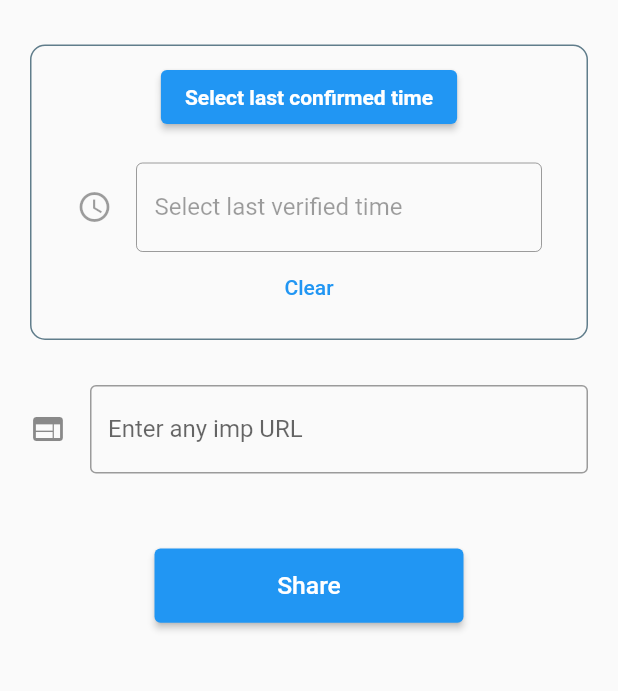
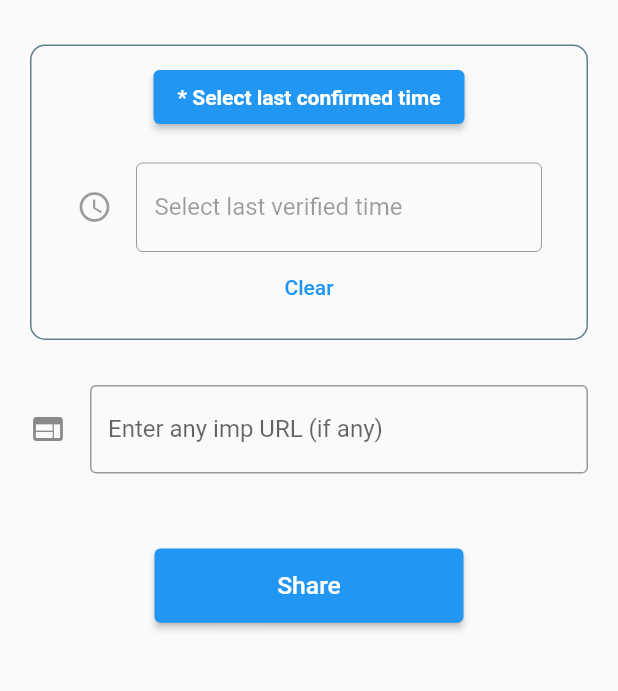
Before and after one commit to ayushgupta87/india_covid_leads_frontend, a Flutter app: the ServiceProviderDetails screen opened directly with empty values, scrolled down 686 dp, on a phone screen of 412 x 824 dp, the part 164-855 px from its top. Run offline on Flutter 3.47's test engine with Material 2 defaults, Android fonts, the light colour scheme and no system bars; our stand-ins replace flutter_datetime_picker, flutter_spinkit, flutter_switch, fluttertoast, font_awesome_flutter, modal_progress_hud and 2 more; missing offline and left inert: dropdownfield; accounts and stored records are empty; network calls fail.

Commit message:
Basic Edits For UI

```diff
--- a/lib/main.dart
+++ b/lib/main.dart
@@ -292,7 +292,8 @@ class _HomePageState extends State<HomePage> {
                 height: MediaQuery.of(context).size.width * 0.05,
               ),
               Text(
-                'Join Us as a Volunteer or Login',
+                'Join Us as a Volunteer or Login to post leads',
+                textAlign: TextAlign.center,
                 style: TextStyle(
                     fontSize: MediaQuery.of(context).size.width * 0.05,
                     fontWeight: FontWeight.bold),
--- a/lib/reusable_widget/reuseablewidget.dart
+++ b/lib/reusable_widget/reuseablewidget.dart
@@ -26,7 +26,7 @@ Widget KbuildDropDown(TextEditingController dropdownController,
     padding: const EdgeInsets.only(right: 20, left: 20, top: 20),
     child: DropDownField(
       controller: dropdownController,
-      hintText: labelText,
+      hintText: '* $labelText',
       enabled: true,
       items: list,
       icon: icon,
--- a/lib/screens/enter_service_provider_details.dart
+++ b/lib/screens/enter_service_provider_details.dart
@@ -206,14 +206,14 @@ class _ServiceProviderDetailsState extends State<ServiceProviderDetails> {
                   category, 'Select Service', service, Icon(Icons.category)),
               KbuildTextBox(
                   provider_contact,
-                  'Enter service provider contact number',
+                  '* Enter service provider contact number',
                   Icon(Icons.phone),
                   1,
                   TextInputType.number,
                   false),
-              KbuildTextBox(provider_name, 'Enter service provider name',
+              KbuildTextBox(provider_name, '* Enter service provider name',
                   Icon(Icons.person), 1, TextInputType.name, false),
-              KbuildTextBox(qty, 'Enter count if any',
+              KbuildTextBox(qty, 'Enter count (if any)',
                   Icon(Icons.question_answer), 1, TextInputType.number, false),
               Padding(
                 padding:
@@ -263,7 +263,7 @@ class _ServiceProviderDetailsState extends State<ServiceProviderDetails> {
                                 locale: LocaleType.en);
                           },
                           child: Text(
-                            'Select last confirmed date',
+                            '* Select last confirmed date',
                             style: TextStyle(color: Colors.white, fontWeight: FontWeight.bold),
                           )),
                       Padding(
@@ -326,7 +326,7 @@ class _ServiceProviderDetailsState extends State<ServiceProviderDetails> {
                                 }, currentTime: DateTime.now());
                           },
                           child: Text(
-                            'Select last confirmed time',
+                            '* Select last confirmed time',
                             style: TextStyle(color: Colors.white, fontWeight: FontWeight.bold),
                           )),
                       Padding(
@@ -351,7 +351,7 @@ class _ServiceProviderDetailsState extends State<ServiceProviderDetails> {
                 ),
               ),
 
-              KbuildTextBox(url, 'Enter any imp URL',
+              KbuildTextBox(url, 'Enter any imp URL (if any)',
                   Icon(Icons.web), 1, TextInputType.url, false),
               SizedBox(height: 50,),
               kbuildButton(context, 'Share', ()async{
```
